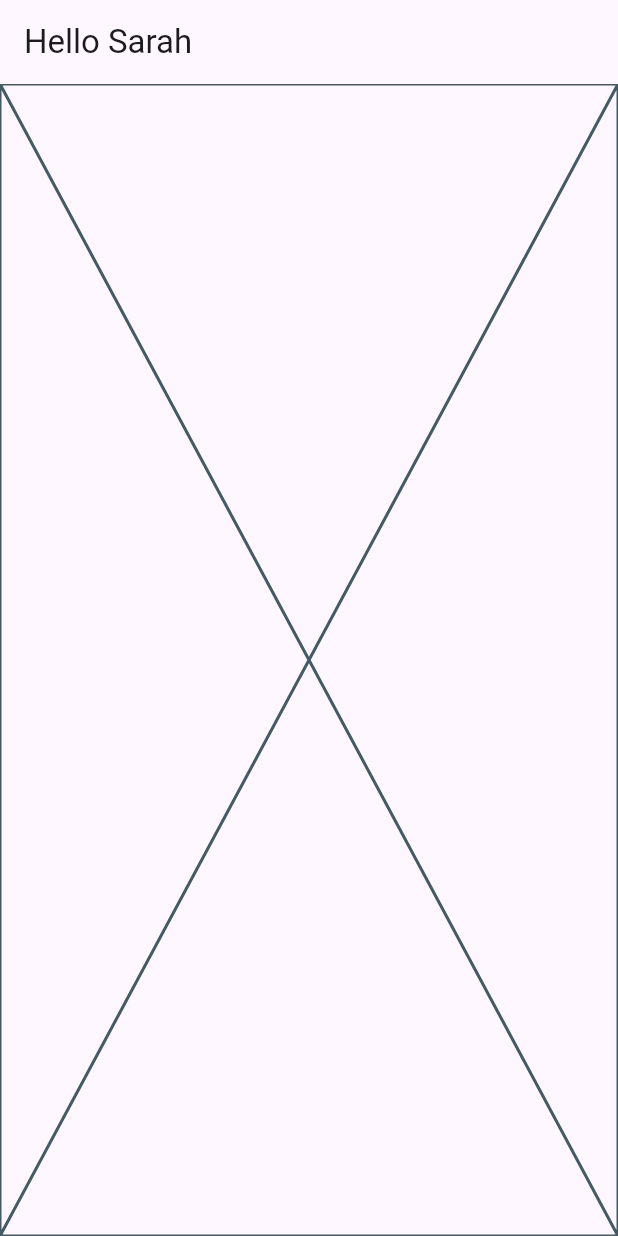
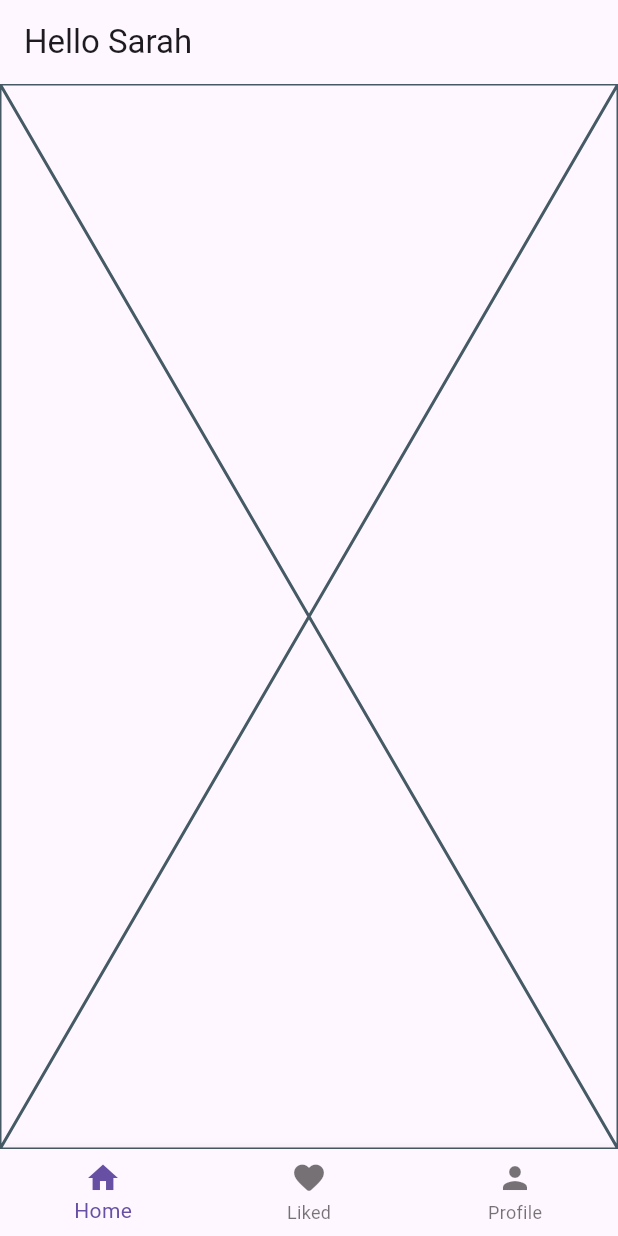
Before and after one commit to omar-vtc/Task, a Flutter app: the screen it shows after launch, on a phone screen of 412 x 824 dp. Run offline on Flutter 3.47's test engine with Material 3 defaults, Android fonts, the phone set to English and light mode, and no system bars; our stand-ins replace bloc.

Commit message:
tabs screen

```diff
--- /dev/null
+++ b/feeds_app/lib/app/screens/tabs.dart
@@ -0,0 +1,29 @@
+import 'package:flutter/material.dart';
+
+class TabsScreen extends StatefulWidget {
+  const TabsScreen({super.key});
+  @override
+  State<StatefulWidget> createState() {
+    return _TabsScreenState();
+  }
+}
+
+class _TabsScreenState extends State<TabsScreen> {
+  @override
+  Widget build(BuildContext context) {
+    return Scaffold(
+      appBar: AppBar(title: const Text("Hello Sarah")),
+      bottomNavigationBar: BottomNavigationBar(
+        items: [
+          BottomNavigationBarItem(icon: Icon(Icons.home), label: "Home"),
+          BottomNavigationBarItem(
+            icon: Icon(Icons.favorite_rounded),
+            label: "Liked",
+          ),
+          BottomNavigationBarItem(icon: Icon(Icons.person), label: "Profile"),
+        ],
+      ),
+      body: const Placeholder(),
+    );
+  }
+}
--- a/feeds_app/lib/main.dart
+++ b/feeds_app/lib/main.dart
@@ -1,3 +1,4 @@
+import 'package:feeds_app/app/screens/tabs.dart';
 import 'package:flutter/material.dart';
 
 void main() => runApp(const MyApp());
@@ -7,12 +8,6 @@ class MyApp extends StatelessWidget {
 
   @override
   Widget build(BuildContext context) {
-    return MaterialApp(
-      title: 'Flutter Demo',
-      home: Scaffold(
-        appBar: AppBar(title: const Text("Hello Sarah")),
-        body: const Placeholder(),
-      ),
-    );
+    return MaterialApp(title: 'Flutter Demo', home: const TabsScreen());
   }
 }
```
